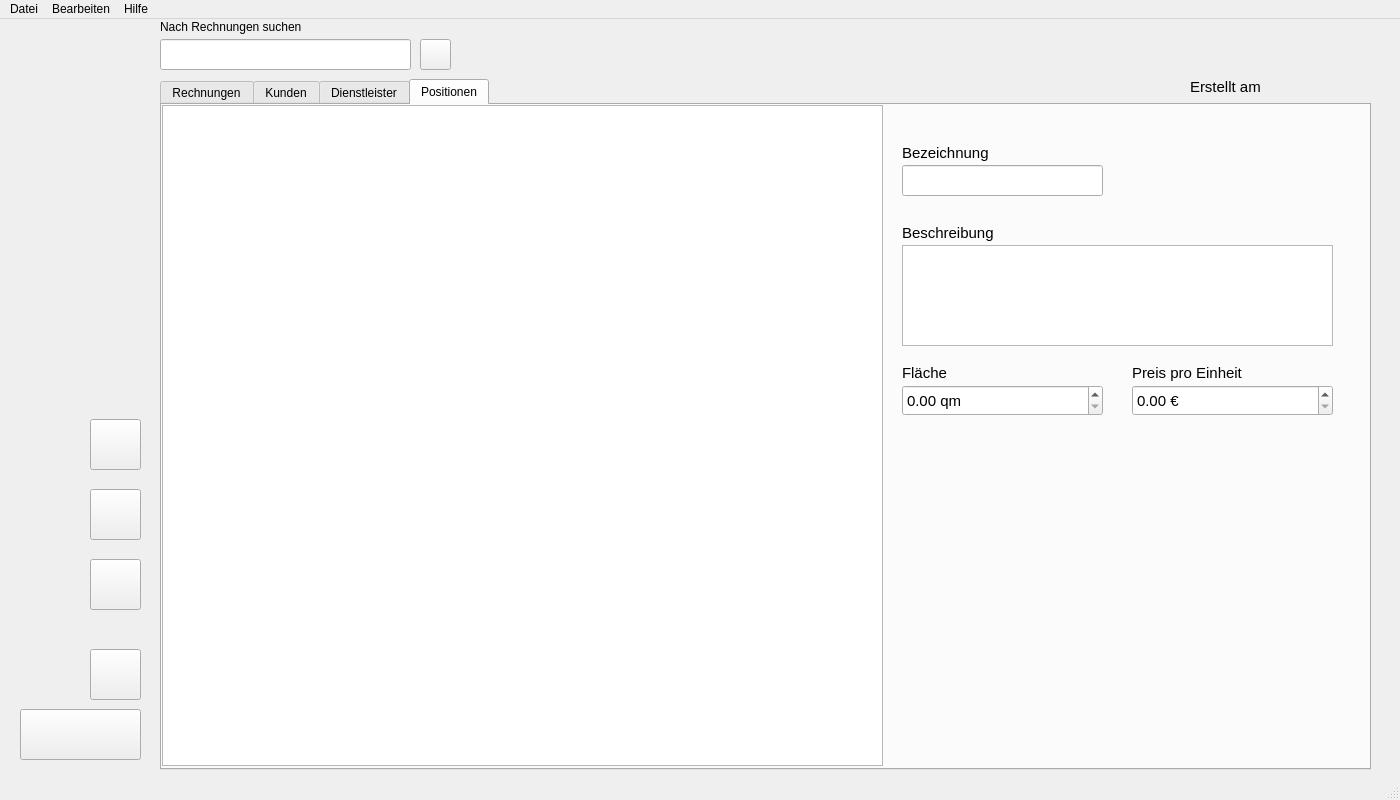
Qt form Qt/main.ui (SIMKCN/LF11-Projekt) before a commit.
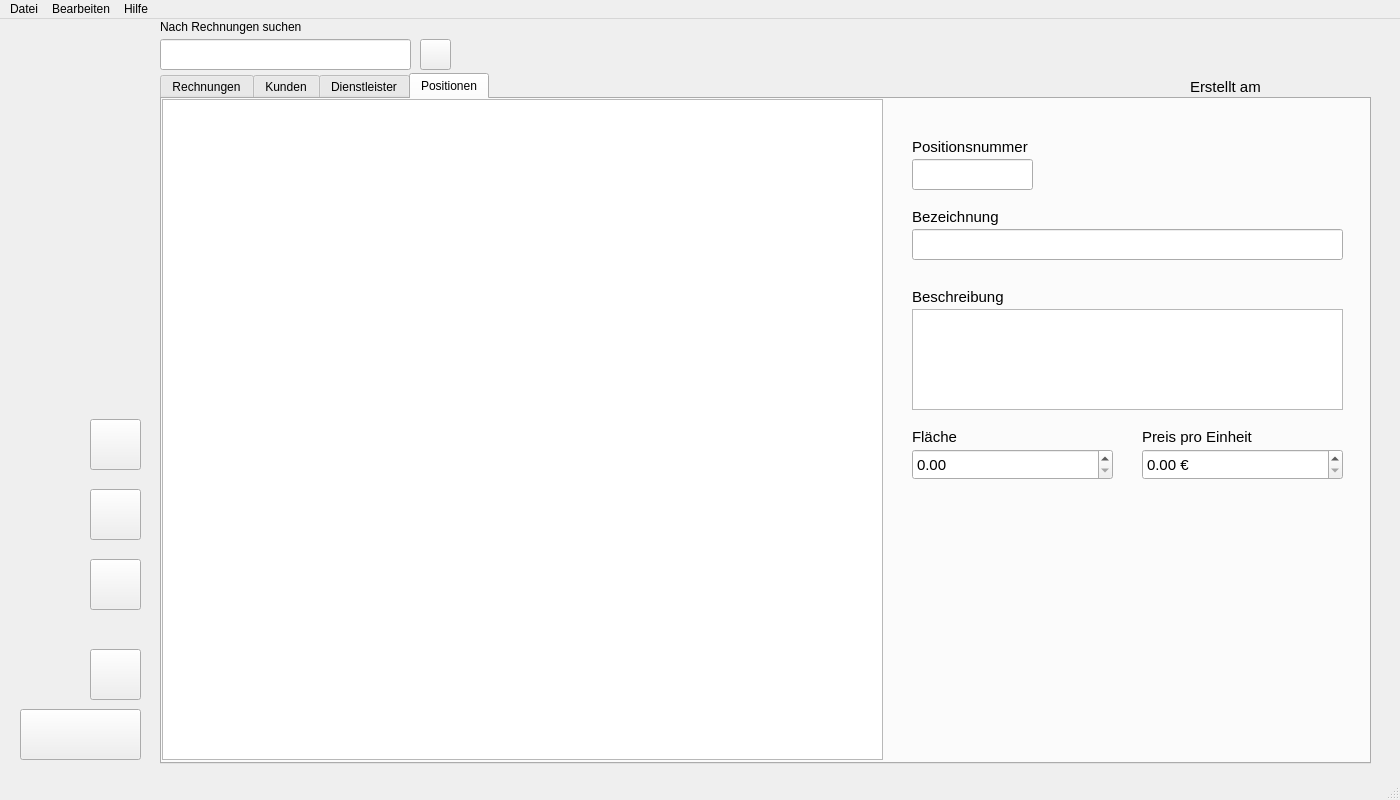
The same form after that commit. The open tabs and pages were chosen to show the change. Icons and pictures are not drawn.

Commit message:
Anzeigen von Daten und Füllen der Datenfelder
Masterdetail Tabelle für Rechnung-Positions

Patch:
```diff
--- a/Qt/main.ui
+++ b/Qt/main.ui
@@ -82,7 +82,7 @@
     <property name="geometry">
      <rect>
       <x>160</x>
-      <y>60</y>
+      <y>54</y>
       <width>1211</width>
       <height>691</height>
      </rect>
@@ -1238,8 +1238,8 @@
      <widget class="QLabel" name="lbl_bezeichnung">
       <property name="geometry">
        <rect>
-        <x>740</x>
-        <y>40</y>
+        <x>750</x>
+        <y>110</y>
         <width>201</width>
         <height>16</height>
        </rect>
@@ -1256,9 +1256,9 @@
      <widget class="QLineEdit" name="tb_bezeichnung">
       <property name="geometry">
        <rect>
-        <x>740</x>
-        <y>60</y>
-        <width>201</width>
+        <x>750</x>
+        <y>130</y>
+        <width>431</width>
         <height>31</height>
        </rect>
       </property>
@@ -1271,8 +1271,8 @@
      <widget class="QLabel" name="lbl_beschreibung">
       <property name="geometry">
        <rect>
-        <x>740</x>
-        <y>120</y>
+        <x>750</x>
+        <y>190</y>
         <width>201</width>
         <height>16</height>
        </rect>
@@ -1289,8 +1289,8 @@
      <widget class="QTextBrowser" name="tb_beschreibung">
       <property name="geometry">
        <rect>
-        <x>740</x>
-        <y>140</y>
+        <x>750</x>
+        <y>210</y>
         <width>431</width>
         <height>101</height>
        </rect>
@@ -1299,8 +1299,8 @@
      <widget class="QLabel" name="lbl_flaeche">
       <property name="geometry">
        <rect>
-        <x>740</x>
-        <y>260</y>
+        <x>750</x>
+        <y>330</y>
         <width>201</width>
         <height>16</height>
        </rect>
@@ -1317,8 +1317,8 @@
      <widget class="QDoubleSpinBox" name="dsb_flaeche">
       <property name="geometry">
        <rect>
-        <x>740</x>
-        <y>280</y>
+        <x>750</x>
+        <y>350</y>
         <width>201</width>
         <height>31</height>
        </rect>
@@ -1328,15 +1328,12 @@
         <pointsize>11</pointsize>
        </font>
       </property>
-      <property name="suffix">
-       <string> qm</string>
-      </property>
      </widget>
      <widget class="QLabel" name="lbl_ppe">
       <property name="geometry">
        <rect>
-        <x>970</x>
-        <y>260</y>
+        <x>980</x>
+        <y>330</y>
         <width>201</width>
         <height>16</height>
        </rect>
@@ -1353,8 +1350,8 @@
      <widget class="QDoubleSpinBox" name="dsb_ppe">
       <property name="geometry">
        <rect>
-        <x>970</x>
-        <y>280</y>
+        <x>980</x>
+        <y>350</y>
         <width>201</width>
         <height>31</height>
        </rect>
@@ -1368,6 +1365,39 @@
        <string> €</string>
       </property>
      </widget>
+     <widget class="QLineEdit" name="tb_pos">
+      <property name="geometry">
+       <rect>
+        <x>750</x>
+        <y>60</y>
+        <width>121</width>
+        <height>31</height>
+       </rect>
+      </property>
+      <property name="font">
+       <font>
+        <pointsize>11</pointsize>
+       </font>
+      </property>
+     </widget>
+     <widget class="QLabel" name="lbl_pos">
+      <property name="geometry">
+       <rect>
+        <x>750</x>
+        <y>40</y>
+        <width>121</width>
+        <height>16</height>
+       </rect>
+      </property>
+      <property name="font">
+       <font>
+        <pointsize>11</pointsize>
+       </font>
+      </property>
+      <property name="text">
+       <string>Positionsnummer</string>
+      </property>
+     </widget>
     </widget>
    </widget>
    <widget class="QPushButton" name="btn_eintrag_loeschen">
```
Left out of the diff: 106 changed lines with no effect on the pictures. The commit also changes 2 other files.
